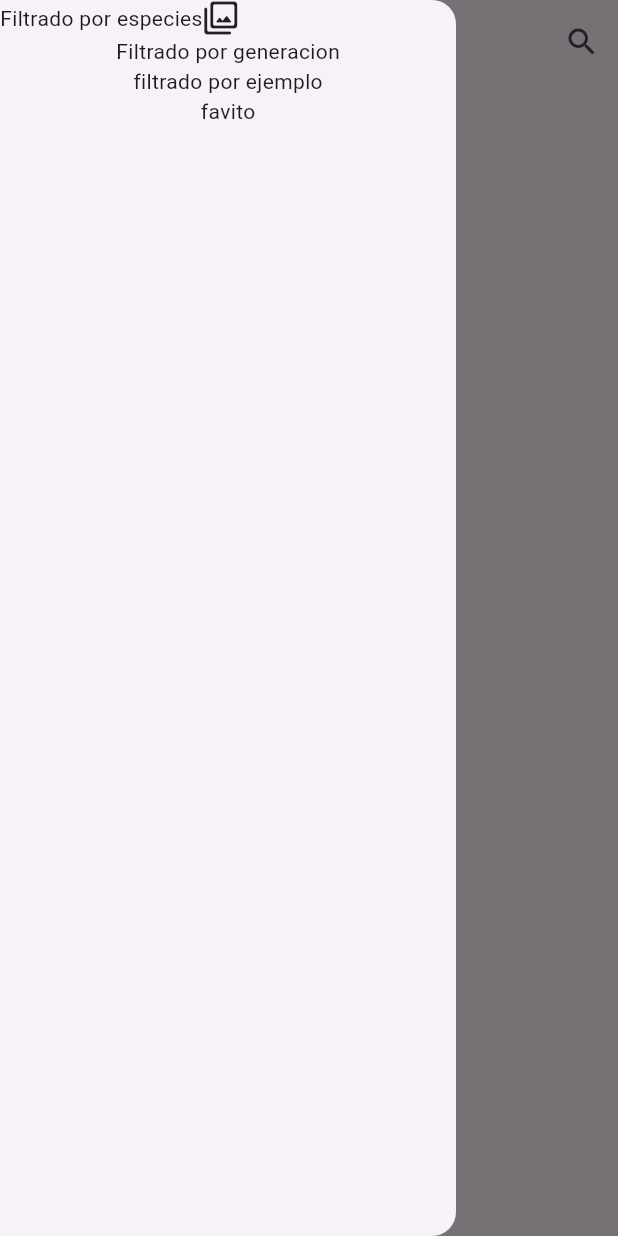
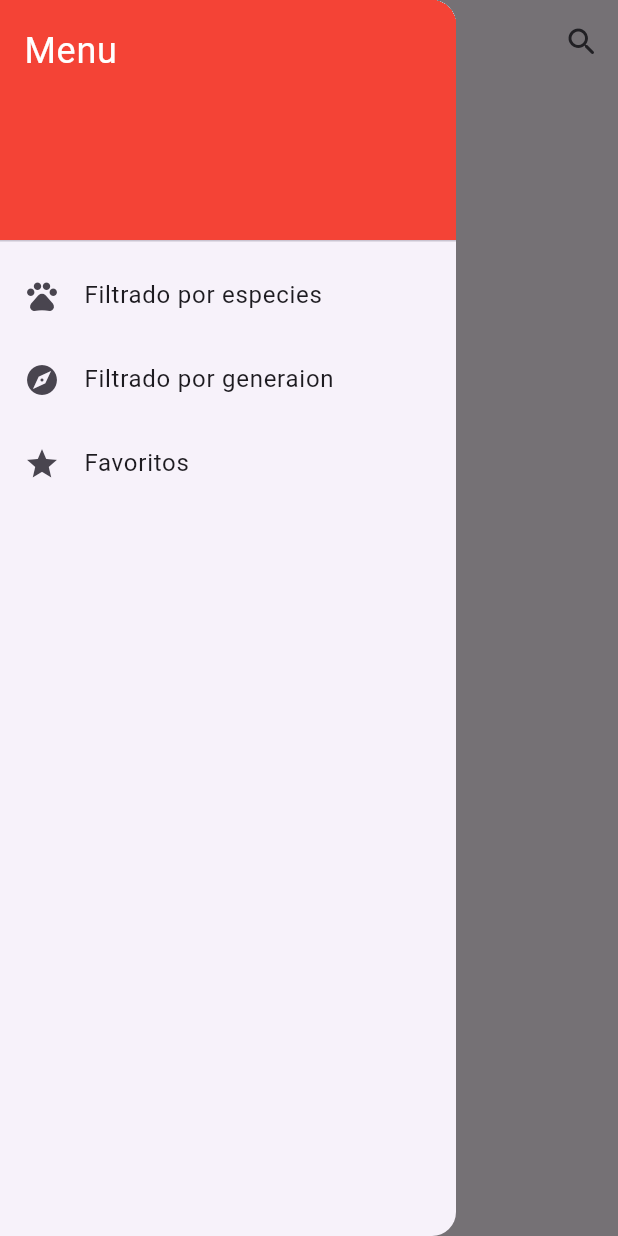
Before and after one commit to Bryant-RD/Pokedex-Flutter, a Flutter app: the screen it shows after launch, with the side drawer open, on a phone screen of 412 x 824 dp. Run offline on Flutter 3.47's test engine with Material 2 defaults, Android fonts, the phone set to English and light mode, and no system bars; network calls fail.

Commit message:
feat: menu lateral en proceso

```diff
--- a/lib/main.dart
+++ b/lib/main.dart
@@ -3,6 +3,7 @@ import 'package:pokedex_final_proyect/Entitys/PokemonPage.dart';
 import 'package:pokedex_final_proyect/pages/PokemoList.dart';
 import 'package:pokedex_final_proyect/search_pokemon_delegate.dart';
 import 'package:pokedex_final_proyect/services/PokemonService.dart';
+import 'package:pokedex_final_proyect/widgets/MenuLateral.dart';
 
 void main() {
   runApp(MaterialApp(
@@ -39,22 +40,7 @@ class _MainAppState extends State<MainApp> {
       ),
       title: title,
       home: Scaffold(
-        drawer: const Drawer(
-          child: Column(
-            children: [
-              Row(
-                children: [
-                  Text("Filtrado por especies"),
-                  Icon(Icons.filter_rounded)
-                ],
-              ),
-              Text("Filtrado por generacion"),
-              Text("filtrado por ejemplo"),
-              Text("favito")
-
-            ]
-          ),
-        ),
+        drawer: const MenuLateral(),
         appBar: AppBar(
           title: const Text("Pokedex"),
           actions: <Widget> [
--- /dev/null
+++ b/lib/widgets/MenuLateral.dart
@@ -0,0 +1,52 @@
+import 'package:flutter/material.dart';
+
+class MenuLateral extends StatelessWidget {
+  const MenuLateral({super.key});
+
+  @override
+  Widget build(BuildContext context) {
+    return Drawer(
+      child: ListView(
+        padding: EdgeInsets.zero,
+        children: const [
+          DrawerHeader(
+            decoration: BoxDecoration(
+              color: Colors.red,
+            ),
+            child: Text(
+              'Menu',
+              style: TextStyle(
+                color: Colors.white,
+                fontSize: 24,
+              ),
+            ),
+          ),
+          itemFiltro(icono: Icons.pets, texto: 'Filtrado por especies'),
+          itemFiltro(icono: Icons.explore, texto: 'Filtrado por generaion'),
+          itemFiltro(icono: Icons.star, texto: 'Favoritos'),
+        ],
+      ),
+    );
+  }
+}
+
+class itemFiltro extends StatelessWidget {
+
+  final IconData icono;
+  final String texto;
+
+  const itemFiltro({
+    super.key, required this.icono, required this.texto,
+  });
+
+  @override
+  Widget build(BuildContext context) {
+    return ListTile(
+      leading: Icon(icono), // Agrega un icono a la izquierda
+      title: Text(texto),
+      onTap: () {
+        // Agrega tu lógica de filtrado aquí
+      },
+    );
+  }
+}
```
Also changed, not shown: lib/pages/test.dart (deleted).
